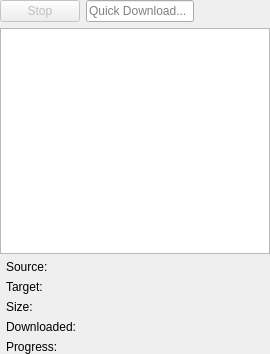
Old version of the form src/modules/windows/transfers/TransfersContentsWidget.ui in the repository OtterBrowser/otter-browser.
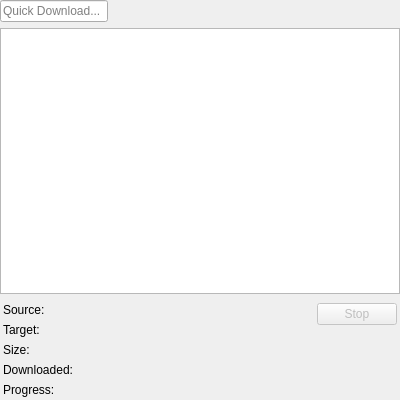
New version of the form. Custom widgets are drawn as their Qt base class.

Commit message: New layout for transfers

```diff
--- a/src/modules/windows/transfers/TransfersContentsWidget.ui
+++ b/src/modules/windows/transfers/TransfersContentsWidget.ui
@@ -6,11 +6,11 @@
    <rect>
     <x>0</x>
     <y>0</y>
-    <width>270</width>
-    <height>354</height>
+    <width>400</width>
+    <height>400</height>
    </rect>
   </property>
-  <layout class="QVBoxLayout" name="verticalLayout">
+  <layout class="QVBoxLayout" name="verticalLayout" stretch="0,1,0">
    <property name="leftMargin">
     <number>0</number>
    </property>
@@ -24,17 +24,7 @@
     <number>0</number>
    </property>
    <item>
-    <layout class="QHBoxLayout" name="horizontalLayout" stretch="0,0,1">
-     <item>
-      <widget class="QPushButton" name="stopResumeButton">
-       <property name="enabled">
-        <bool>false</bool>
-       </property>
-       <property name="text">
-        <string>Stop</string>
-       </property>
-      </widget>
-     </item>
+    <layout class="QHBoxLayout" name="horizontalLayout" stretch="0,1">
      <item>
       <widget class="QLineEdit" name="downloadLineEdit">
        <property name="placeholderText">
@@ -92,15 +82,40 @@
     </widget>
    </item>
    <item>
+    <widget class="QWidget" name="detailsWidget" native="true">
+     <layout class="QHBoxLayout" name="detailsLayout">
+      <property name="leftMargin">
+       <number>3</number>
+      </property>
+      <property name="topMargin">
+       <number>3</number>
+      </property>
+      <property name="rightMargin">
+       <number>3</number>
+      </property>
+      <property name="bottomMargin">
+       <number>3</number>
+      </property>
+      <item>
+       <widget class="QWidget" name="formWidget" native="true">
+        <property name="sizePolicy">
+         <sizepolicy hsizetype="Expanding" vsizetype="Preferred">
+          <horstretch>0</horstretch>
+          <verstretch>0</verstretch>
+         </sizepolicy>
+        </property>
     <layout class="QFormLayout" name="formLayout">
-     <property name="fieldGrowthPolicy">
-      <enum>QFormLayout::AllNonFixedFieldsGrow</enum>
-     </property>
      <property name="leftMargin">
-      <number>6</number>
+          <number>0</number>
+         </property>
+         <property name="topMargin">
+          <number>0</number>
      </property>
      <property name="rightMargin">
-      <number>6</number>
+          <number>0</number>
+         </property>
+         <property name="bottomMargin">
+          <number>0</number>
      </property>
      <item row="0" column="0">
       <widget class="QLabel" name="sourceLabel">
@@ -165,6 +180,45 @@
       <widget class="Otter::TextLabelWidget" name="progressLabelWidget" native="true"/>
      </item>
     </layout>
+       </widget>
+      </item>
+      <item>
+       <widget class="QWidget" name="actionsWidget" native="true">
+        <layout class="QVBoxLayout" name="actionsLayout" stretch="0,1">
+         <property name="leftMargin">
+          <number>0</number>
+         </property>
+         <property name="topMargin">
+          <number>0</number>
+         </property>
+         <property name="rightMargin">
+          <number>0</number>
+         </property>
+         <property name="bottomMargin">
+          <number>0</number>
+         </property>
+         <item>
+          <widget class="QPushButton" name="stopResumeButton">
+           <property name="enabled">
+            <bool>false</bool>
+           </property>
+           <property name="text">
+            <string>Stop</string>
+           </property>
+          </widget>
+         </item>
+         <item>
+          <spacer name="verticalSpacer">
+           <property name="orientation">
+            <enum>Qt::Vertical</enum>
+           </property>
+          </spacer>
+         </item>
+        </layout>
+       </widget>
+      </item>
+     </layout>
+    </widget>
    </item>
   </layout>
  </widget>
```
Left out of the diff: 20 changed lines with no effect on the pictures. Lines whose indentation alone changed are shown as unchanged. The commit also changes 3 other files.
